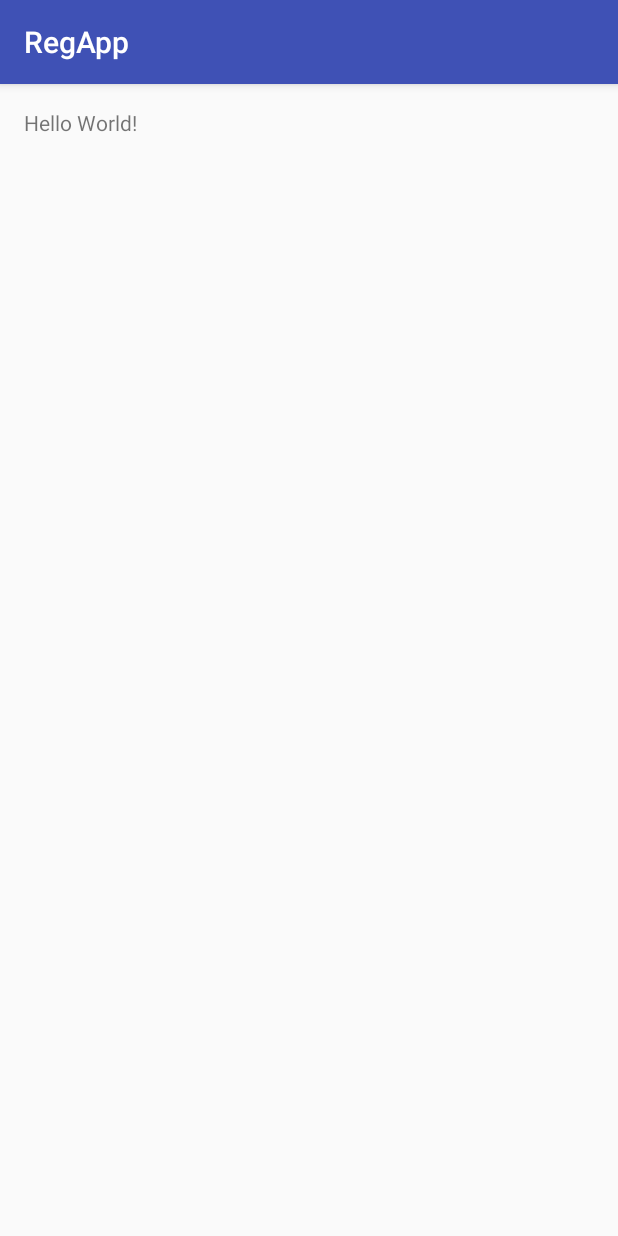
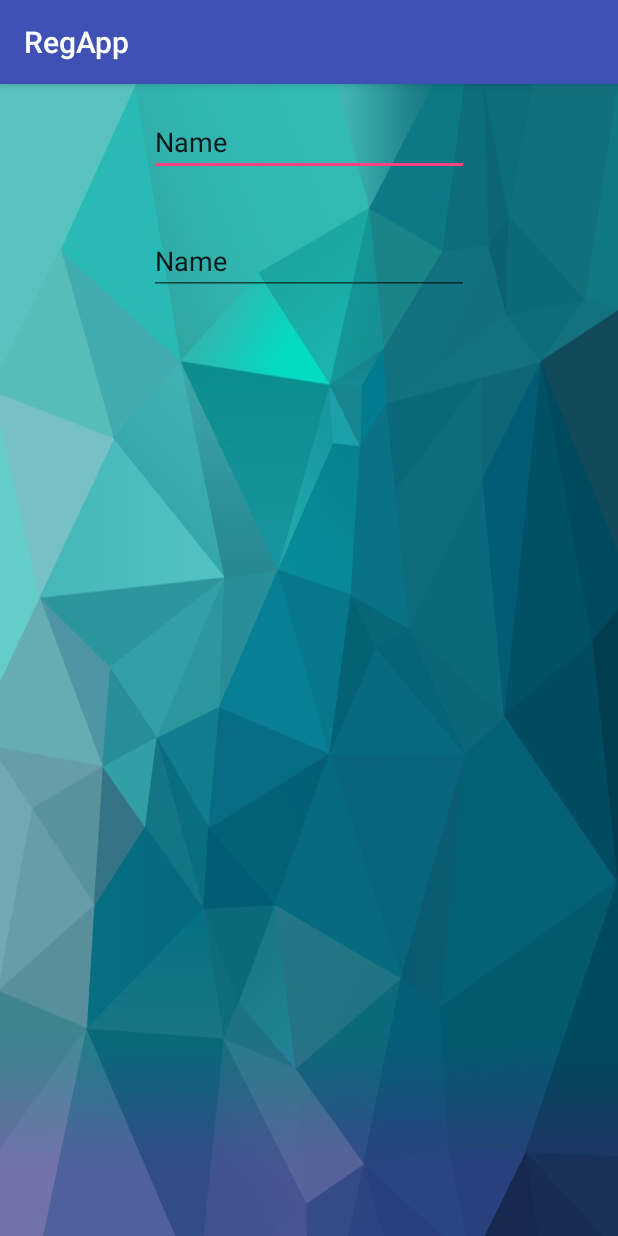
Before and after one commit to SourKream/RegistrationApp, an Android app: the screen it shows after launch (MainActivity), on a phone screen of 412 x 824 dp. Run offline under Robolectric (Android 15) with nearby library versions, the phone set to English and light mode, and no system bars.

Commit message:
Added Background

```diff
--- a/RegApp/app/src/main/res/layout/activity_main.xml
+++ b/RegApp/app/src/main/res/layout/activity_main.xml
@@ -8,10 +8,27 @@
     android:paddingRight="@dimen/activity_horizontal_margin"
     android:paddingTop="@dimen/activity_vertical_margin"
     android:paddingBottom="@dimen/activity_vertical_margin"
+    android:background="@mipmap/bg1"
     tools:context="io.github.suragnair.regapp.MainActivity">
 
-    <TextView
-        android:text="Hello World!"
+    <EditText
         android:layout_width="wrap_content"
-        android:layout_height="wrap_content" />
+        android:layout_height="wrap_content"
+        android:inputType="textPersonName"
+        android:text="Name"
+        android:ems="10"
+        android:id="@+id/editText"
+        android:layout_centerHorizontal="true" />
+
+    <EditText
+        android:layout_width="wrap_content"
+        android:layout_height="wrap_content"
+        android:inputType="textPersonName"
+        android:text="Name"
+        android:ems="10"
+        android:id="@+id/editText2"
+        android:layout_below="@+id/editText"
+        android:layout_alignStart="@+id/editText"
+        android:layout_marginTop="34dp" />
+
 </RelativeLayout>
```
Also changed, not shown: RegApp/app/src/main/res/mipmap-mdpi/bg.jpg (added), RegApp/app/src/main/res/mipmap-mdpi/bg1.jpg (added), 1 other file.
